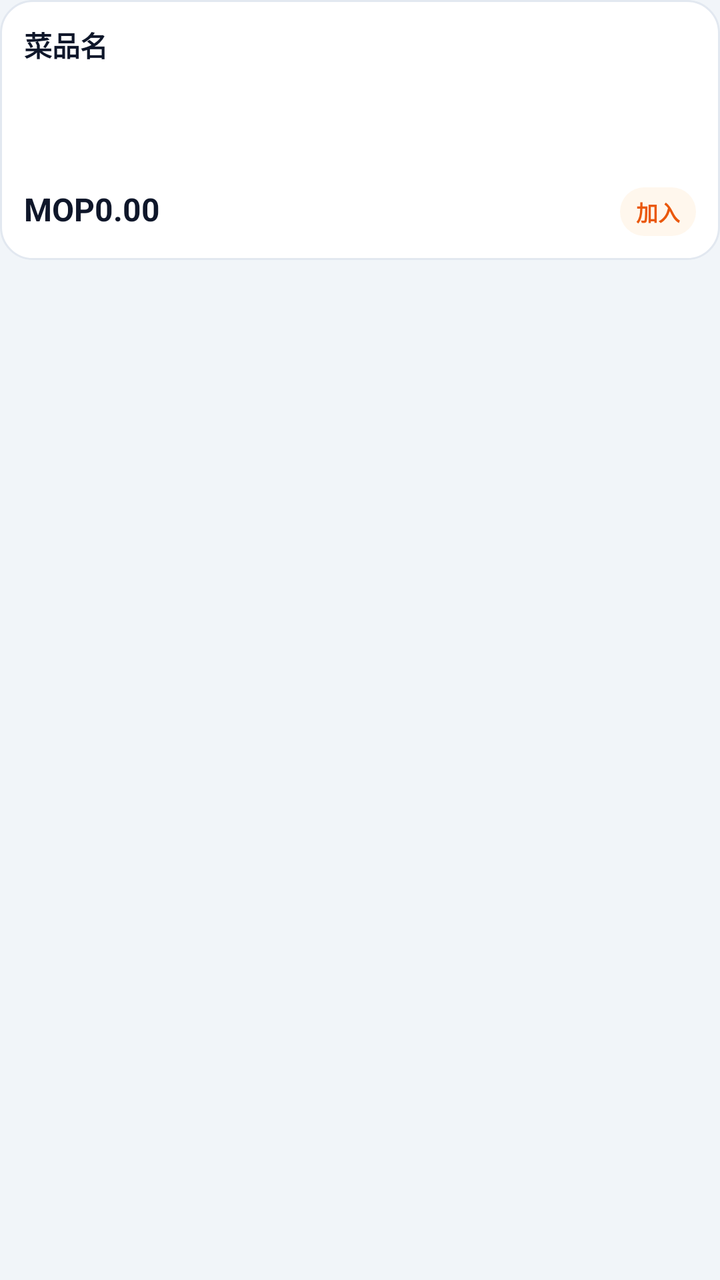
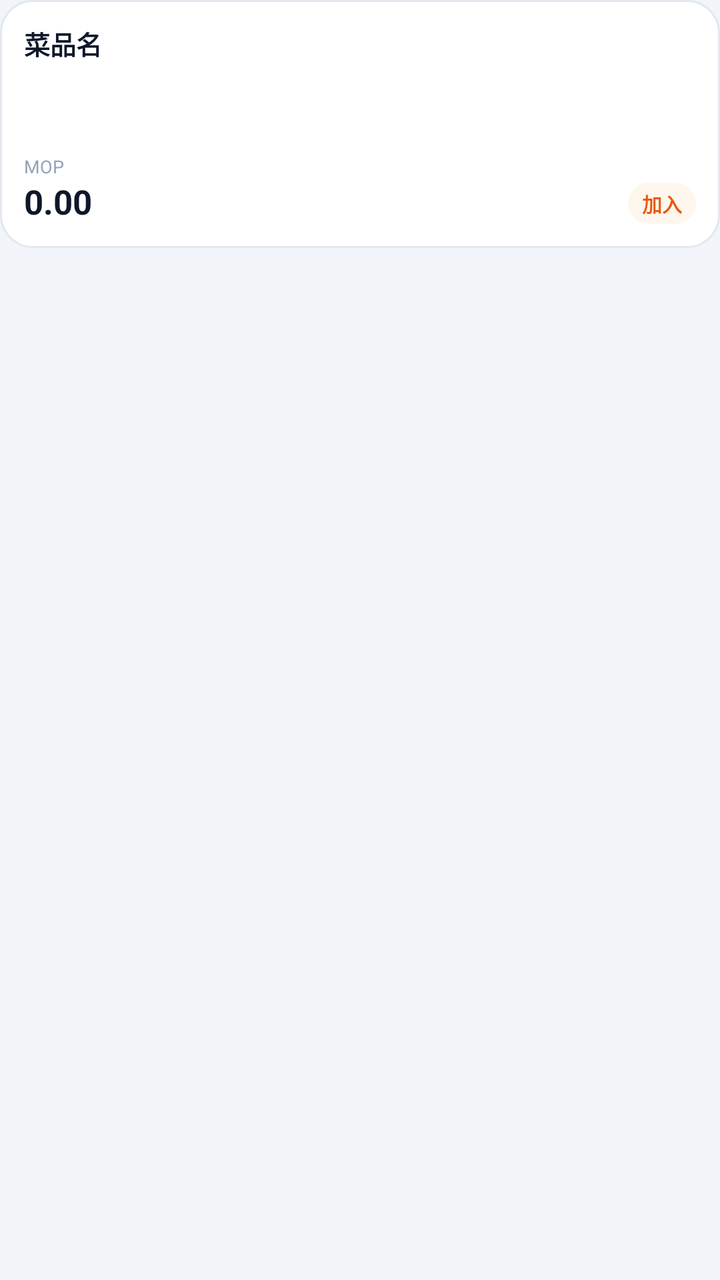

Two renders of the same Android screen: before a commit and after it. Below are the layout's source before the change and the commit's diff.
<!-- AndroidManifest.xml: application theme Theme.MacauposNative -->
<!-- res/layout/item_menu.xml -->
<?xml version="1.0" encoding="utf-8"?>
<FrameLayout xmlns:android="http://schemas.android.com/apk/res/android"
    android:layout_width="match_parent"
    android:layout_height="wrap_content"
    android:layout_margin="5dp">

    <LinearLayout
        android:layout_width="match_parent"
        android:layout_height="wrap_content"
        android:background="@drawable/bg_menu_card"
        android:minHeight="130dp"
        android:orientation="vertical"
        android:padding="12dp">

        <TextView
            android:id="@+id/txtName"
            android:layout_width="match_parent"
            android:layout_height="wrap_content"
            android:ellipsize="end"
            android:lineSpacingExtra="2dp"
            android:maxLines="3"
            android:text="菜品名"
            android:textColor="@color/slate_900"
            android:textSize="14sp"
            android:textStyle="bold" />

        <Space
            android:layout_width="match_parent"
            android:layout_height="6dp"
            android:layout_weight="1" />

        <LinearLayout
            android:layout_width="match_parent"
            android:layout_height="wrap_content"
            android:gravity="bottom"
            android:orientation="horizontal">

            <TextView
                android:id="@+id/txtPrice"
                android:layout_width="0dp"
                android:layout_height="wrap_content"
                android:layout_weight="1"
                android:ellipsize="end"
                android:maxLines="1"
                android:text="MOP0.00"
                android:textColor="@color/slate_900"
                android:textSize="16sp"
                android:textStyle="bold" />

            <TextView
                android:id="@+id/txtAdd"
                android:layout_width="wrap_content"
                android:layout_height="wrap_content"
                android:background="@drawable/bg_add_pill"
                android:paddingHorizontal="8dp"
                android:paddingVertical="4dp"
                android:text="加入"
                android:textColor="@color/orange_600"
                android:textSize="11sp"
                android:textStyle="bold" />
        </LinearLayout>
    </LinearLayout>

    <TextView
        android:id="@+id/txtBadge"
        android:layout_width="wrap_content"
        android:layout_height="wrap_content"
        android:layout_gravity="top|end"
        android:layout_margin="7dp"
        android:background="@drawable/bg_badge_count"
        android:paddingHorizontal="6dp"
        android:paddingVertical="1dp"
        android:text="x1"
        android:textColor="@color/card"
        android:textSize="10sp"
        android:textStyle="bold"
        android:visibility="gone" />
</FrameLayout>
<!-- resources referenced by this layout -->
<resources>
  <color name="card">#FFFFFF</color>
  <color name="orange_600">#EA580C</color>
  <color name="slate_900">#0F172A</color>
  <!-- drawable bg_add_pill (drawable) -->
  <?xml version="1.0" encoding="utf-8"?>
  <shape xmlns:android="http://schemas.android.com/apk/res/android" android:shape="rectangle">
      <solid android:color="@color/orange_50" />
      <corners android:radius="999dp" />
  </shape>
  <!-- drawable bg_badge_count (drawable) -->
  <?xml version="1.0" encoding="utf-8"?>
  <shape xmlns:android="http://schemas.android.com/apk/res/android" android:shape="rectangle">
      <solid android:color="@color/accent" />
      <corners android:radius="999dp" />
  </shape>
  <!-- drawable bg_menu_card (drawable) -->
  <?xml version="1.0" encoding="utf-8"?>
  <selector xmlns:android="http://schemas.android.com/apk/res/android">
      <item android:state_pressed="true">
          <shape android:shape="rectangle">
              <solid android:color="@color/accent_soft" />
              <corners android:radius="16dp" />
              <stroke android:width="1dp" android:color="@color/accent_border" />
          </shape>
      </item>
      <item>
          <shape android:shape="rectangle">
              <solid android:color="@color/card" />
              <corners android:radius="16dp" />
              <stroke android:width="1dp" android:color="@color/card_border" />
          </shape>
      </item>
  </selector>
  <style name="Theme.MacauposNative" parent="android:Theme.Material.Light.NoActionBar">
          <item name="android:statusBarColor">#F1F5F9</item>
          <item name="android:navigationBarColor">#FFFFFF</item>
          <item name="android:windowBackground">#F1F5F9</item>
          <item name="android:colorAccent">#F97316</item>
          <item name="android:windowLightStatusBar">true</item>
      </style>
  <color name="orange_50">#FFF7ED</color>
  <color name="accent">#F97316</color>
  <color name="accent_soft">#FFEDD5</color>
  <color name="accent_border">#FDBA74</color>
  <color name="card_border">#E2E8F0</color>
</resources>

<!-- the commit's change to res/layout/item_menu.xml (unified diff, before → after) -->
@@ -2,13 +2,13 @@
 <FrameLayout xmlns:android="http://schemas.android.com/apk/res/android"
     android:layout_width="match_parent"
     android:layout_height="wrap_content"
-    android:layout_margin="5dp">
+    android:layout_margin="4dp">
 
     <LinearLayout
         android:layout_width="match_parent"
         android:layout_height="wrap_content"
         android:background="@drawable/bg_menu_card"
-        android:minHeight="130dp"
+        android:minHeight="124dp"
         android:orientation="vertical"
         android:padding="12dp">
 
@@ -17,11 +17,11 @@
             android:layout_width="match_parent"
             android:layout_height="wrap_content"
             android:ellipsize="end"
-            android:lineSpacingExtra="2dp"
-            android:maxLines="3"
+            android:lineSpacingExtra="1dp"
+            android:maxLines="2"
             android:text="菜品名"
             android:textColor="@color/slate_900"
-            android:textSize="14sp"
+            android:textSize="13sp"
             android:textStyle="bold" />
 
         <Space
@@ -35,28 +35,42 @@
             android:gravity="bottom"
             android:orientation="horizontal">
 
-            <TextView
-                android:id="@+id/txtPrice"
+            <LinearLayout
                 android:layout_width="0dp"
                 android:layout_height="wrap_content"
                 android:layout_weight="1"
-                android:ellipsize="end"
-                android:maxLines="1"
-                android:text="MOP0.00"
-                android:textColor="@color/slate_900"
-                android:textSize="16sp"
-                android:textStyle="bold" />
+                android:orientation="vertical">
+
+                <TextView
+                    android:id="@+id/txtCurrency"
+                    android:layout_width="wrap_content"
+                    android:layout_height="wrap_content"
+                    android:text="MOP"
+                    android:textColor="@color/text_faint"
+                    android:textSize="9sp" />
+
+                <TextView
+                    android:id="@+id/txtPrice"
+                    android:layout_width="match_parent"
+                    android:layout_height="wrap_content"
+                    android:ellipsize="end"
+                    android:maxLines="1"
+                    android:text="0.00"
+                    android:textColor="@color/slate_900"
+                    android:textSize="17sp"
+                    android:textStyle="bold" />
+            </LinearLayout>
 
             <TextView
                 android:id="@+id/txtAdd"
                 android:layout_width="wrap_content"
                 android:layout_height="wrap_content"
                 android:background="@drawable/bg_add_pill"
-                android:paddingHorizontal="8dp"
-                android:paddingVertical="4dp"
+                android:paddingHorizontal="7dp"
+                android:paddingVertical="3dp"
                 android:text="加入"
                 android:textColor="@color/orange_600"
-                android:textSize="11sp"
+                android:textSize="10sp"
                 android:textStyle="bold" />
         </LinearLayout>
     </LinearLayout>
@@ -66,7 +80,7 @@
         android:layout_width="wrap_content"
         android:layout_height="wrap_content"
         android:layout_gravity="top|end"
-        android:layout_margin="7dp"
+        android:layout_margin="6dp"
         android:background="@drawable/bg_badge_count"
         android:paddingHorizontal="6dp"
         android:paddingVertical="1dp"
<!-- resource entries referenced after the edit -->
@@ -3,6 +3,7 @@
   <color name="card">#FFFFFF</color>
   <color name="orange_600">#EA580C</color>
   <color name="slate_900">#0F172A</color>
+  <color name="text_faint">#94A3B8</color>
   <!-- drawable bg_add_pill (drawable) -->
   <?xml version="1.0" encoding="utf-8"?>
   <shape xmlns:android="http://schemas.android.com/apk/res/android" android:shape="rectangle">
